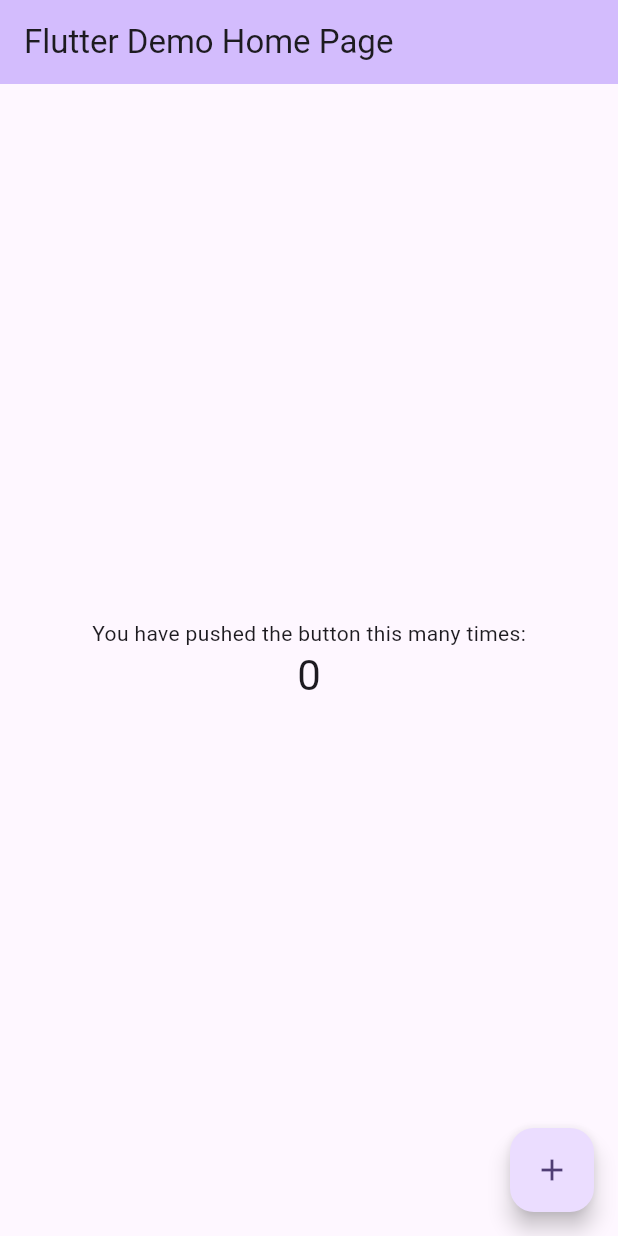
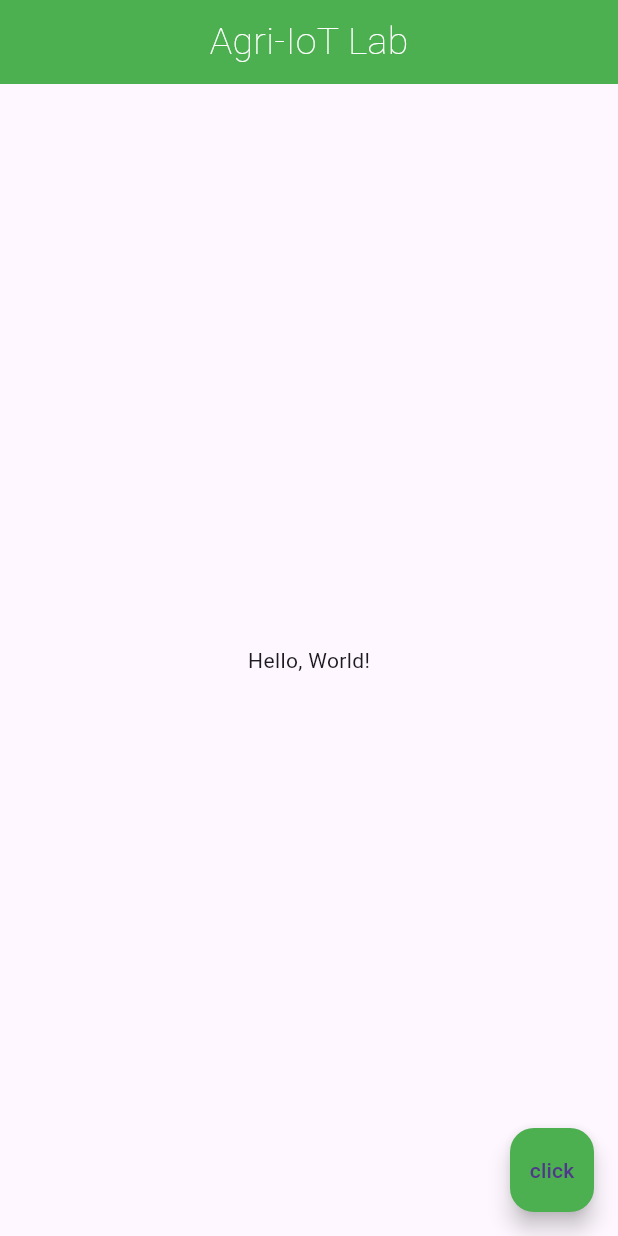
Before and after one commit to abdul-moominis-haq/IoTAppForAgriIoTAndSwamsProject, a Flutter app: the screen it shows after launch, on a phone screen of 412 x 824 dp. Run offline on Flutter 3.47's test engine with Material 3 defaults, Android fonts, the phone set to English and light mode, and no system bars.

Commit message:
Adding colors to the Appbar

```diff
--- a/lib/main.dart
+++ b/lib/main.dart
@@ -1,125 +1,30 @@
 import 'package:flutter/material.dart';
 
-void main() {
-  runApp(const MyApp());
-}
-
-class MyApp extends StatelessWidget {
-  const MyApp({super.key});
-
-  // This widget is the root of your application.
-  @override
-  Widget build(BuildContext context) {
-    return MaterialApp(
-      title: 'Flutter Demo',
-      theme: ThemeData(
-        // This is the theme of your application.
-        //
-        // TRY THIS: Try running your application with "flutter run". You'll see
-        // the application has a purple toolbar. Then, without quitting the app,
-        // try changing the seedColor in the colorScheme below to Colors.green
-        // and then invoke "hot reload" (save your changes or press the "hot
-        // reload" button in a Flutter-supported IDE, or press "r" if you used
-        // the command line to start the app).
-        //
-        // Notice that the counter didn't reset back to zero; the application
-        // state is not lost during the reload. To reset the state, use hot
-        // restart instead.
-        //
-        // This works for code too, not just values: Most code changes can be
-        // tested with just a hot reload.
-        colorScheme: ColorScheme.fromSeed(seedColor: Colors.deepPurple),
-        useMaterial3: true,
-      ),
-      home: const MyHomePage(title: 'Flutter Demo Home Page'),
+void main()=>
+    runApp(
+         MaterialApp(
+            home: Scaffold(
+                appBar:AppBar(
+                    title:Text(
+                      'Agri-IoT Lab',
+                      style: TextStyle(
+                        fontSize: 25,
+                        fontWeight: FontWeight.w100,
+                        letterSpacing: .2,
+                        color: Colors.white,
+                        // fontStyle: FontStyle.bold,
+                      )),
+                    centerTitle: true,
+                    backgroundColor: Colors.green,
+                ),
+                body: Center(
+                  child: Text('Hello, World!'),
+                ),
+                floatingActionButton: FloatingActionButton(
+                  onPressed: () {},
+                  child: Text('click'),
+                  backgroundColor: Colors.green,
+                ),
+            ),//Scaffold app
+        ),//Material app
     );
-  }
-}
-
-class MyHomePage extends StatefulWidget {
-  const MyHomePage({super.key, required this.title});
-
-  // This widget is the home page of your application. It is stateful, meaning
-  // that it has a State object (defined below) that contains fields that affect
-  // how it looks.
-
-  // This class is the configuration for the state. It holds the values (in this
-  // case the title) provided by the parent (in this case the App widget) and
-  // used by the build method of the State. Fields in a Widget subclass are
-  // always marked "final".
-
-  final String title;
-
-  @override
-  State<MyHomePage> createState() => _MyHomePageState();
-}
-
-class _MyHomePageState extends State<MyHomePage> {
-  int _counter = 0;
-
-  void _incrementCounter() {
-    setState(() {
-      // This call to setState tells the Flutter framework that something has
-      // changed in this State, which causes it to rerun the build method below
-      // so that the display can reflect the updated values. If we changed
-      // _counter without calling setState(), then the build method would not be
-      // called again, and so nothing would appear to happen.
-      _counter++;
-    });
-  }
-
-  @override
-  Widget build(BuildContext context) {
-    // This method is rerun every time setState is called, for instance as done
-    // by the _incrementCounter method above.
-    //
-    // The Flutter framework has been optimized to make rerunning build methods
-    // fast, so that you can just rebuild anything that needs updating rather
-    // than having to individually change instances of widgets.
-    return Scaffold(
-      appBar: AppBar(
-        // TRY THIS: Try changing the color here to a specific color (to
-        // Colors.amber, perhaps?) and trigger a hot reload to see the AppBar
-        // change color while the other colors stay the same.
-        backgroundColor: Theme.of(context).colorScheme.inversePrimary,
-        // Here we take the value from the MyHomePage object that was created by
-        // the App.build method, and use it to set our appbar title.
-        title: Text(widget.title),
-      ),
-      body: Center(
-        // Center is a layout widget. It takes a single child and positions it
-        // in the middle of the parent.
-        child: Column(
-          // Column is also a layout widget. It takes a list of children and
-          // arranges them vertically. By default, it sizes itself to fit its
-          // children horizontally, and tries to be as tall as its parent.
-          //
-          // Column has various properties to control how it sizes itself and
-          // how it positions its children. Here we use mainAxisAlignment to
-          // center the children vertically; the main axis here is the vertical
-          // axis because Columns are vertical (the cross axis would be
-          // horizontal).
-          //
-          // TRY THIS: Invoke "debug painting" (choose the "Toggle Debug Paint"
-          // action in the IDE, or press "p" in the console), to see the
-          // wireframe for each widget.
-          mainAxisAlignment: MainAxisAlignment.center,
-          children: <Widget>[
-            const Text(
-              'You have pushed the button this many times:',
-            ),
-            Text(
-              '$_counter',
-              style: Theme.of(context).textTheme.headlineMedium,
-            ),
-          ],
-        ),
-      ),
-      floatingActionButton: FloatingActionButton(
-        onPressed: _incrementCounter,
-        tooltip: 'Increment',
-        child: const Icon(Icons.add),
-      ), // This trailing comma makes auto-formatting nicer for build methods.
-    );
-  }
-}
```
